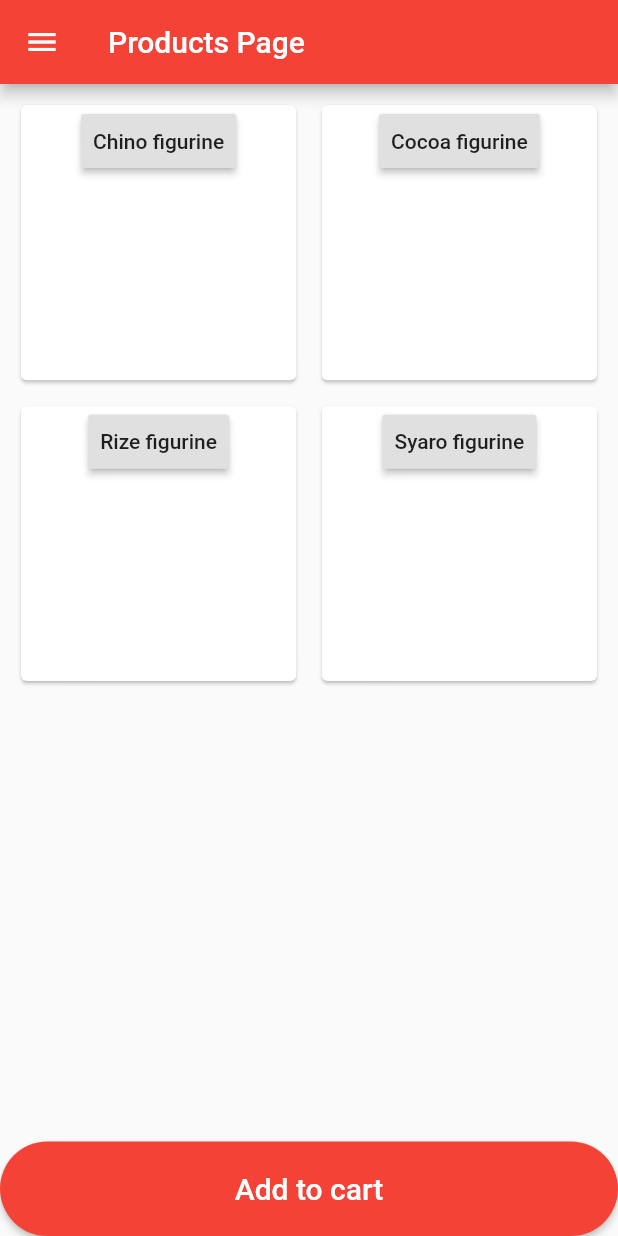
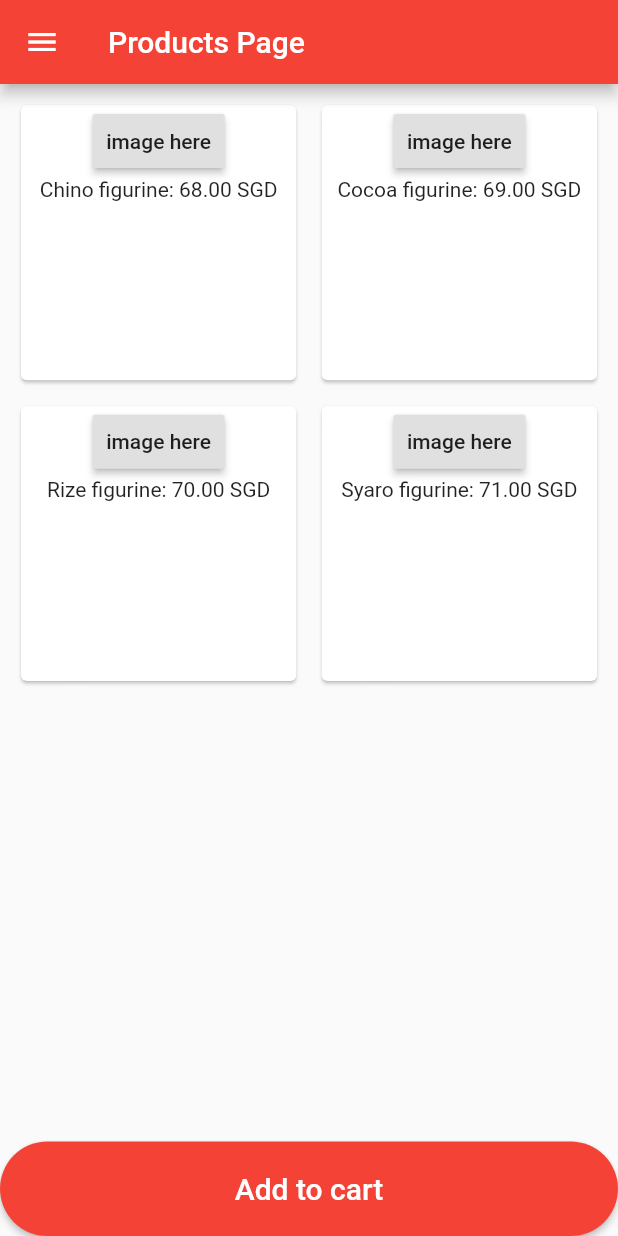
Before and after one commit to NotTheRealEdmund/Flutter, a Flutter app: the screen it shows after launch, on a phone screen of 412 x 824 dp. Run offline on Flutter 3.47's test engine with Material 2 defaults, Android fonts, the phone set to English and light mode, and no system bars; our stand-ins replace google_fonts.

Commit message:
Include name and price of the product in a card widget below the button (no image yet)

```diff
--- a/third_app/lib/product.dart
+++ b/third_app/lib/product.dart
@@ -9,10 +9,16 @@ class Product extends StatefulWidget {
 
 class _ProductState extends State<Product> {
   List<String> productList = [
-    'Chino figurine', 'Cocoa figurine', 'Rize figurine', 'Syaro figurine'
+    'Chino figurine',
+    'Cocoa figurine',
+    'Rize figurine',
+    'Syaro figurine'
   ];
   List<String> productPrice = [
-    '68.00', '69.00', '70.00', '71.00'
+    '68.00 SGD',
+    '69.00 SGD',
+    '70.00 SGD',
+    '71.00 SGD'
   ];
   @override
   Widget build(BuildContext context) {
@@ -33,19 +39,22 @@ class _ProductState extends State<Product> {
               ListTile(
                 title: Text('Home'),
                 onTap: () {
-                    Navigator.of(context).pushNamedAndRemoveUntil('/home', (Route<dynamic> route) => false);
+                  Navigator.of(context).pushNamedAndRemoveUntil(
+                      '/home', (Route<dynamic> route) => false);
                 },
               ),
               ListTile(
                 title: Text('Products'),
                 onTap: () {
-                    Navigator.of(context).pushNamedAndRemoveUntil('/product', (Route<dynamic> route) => false);
+                  Navigator.of(context).pushNamedAndRemoveUntil(
+                      '/product', (Route<dynamic> route) => false);
                 },
               ),
               ListTile(
                 title: Text('My Cart'),
                 onTap: () {
-                    Navigator.of(context).pushNamedAndRemoveUntil('/cart', (Route<dynamic> route) => false);
+                  Navigator.of(context).pushNamedAndRemoveUntil(
+                      '/cart', (Route<dynamic> route) => false);
                 },
               ),
             ],
@@ -68,14 +77,14 @@ class _ProductState extends State<Product> {
                     width: 100.0,
                     height: 100.0,
                     child: Card(
-                      child: Column(children: <Widget>[
+                        child: Column(children: [
                       RaisedButton(
                         padding: const EdgeInsets.all(8.0),
                         onPressed: () {},
-                      child: Text(productList[i]),
+                        child: Text('image here'),
                       ),
-                  ])),
-                ),
+                      Text(productList[i] + ': ' + productPrice[i]),
+                    ]))),
               ),
             ),
             RaisedButton(
```
Lines whose indentation alone changed are shown as unchanged.
